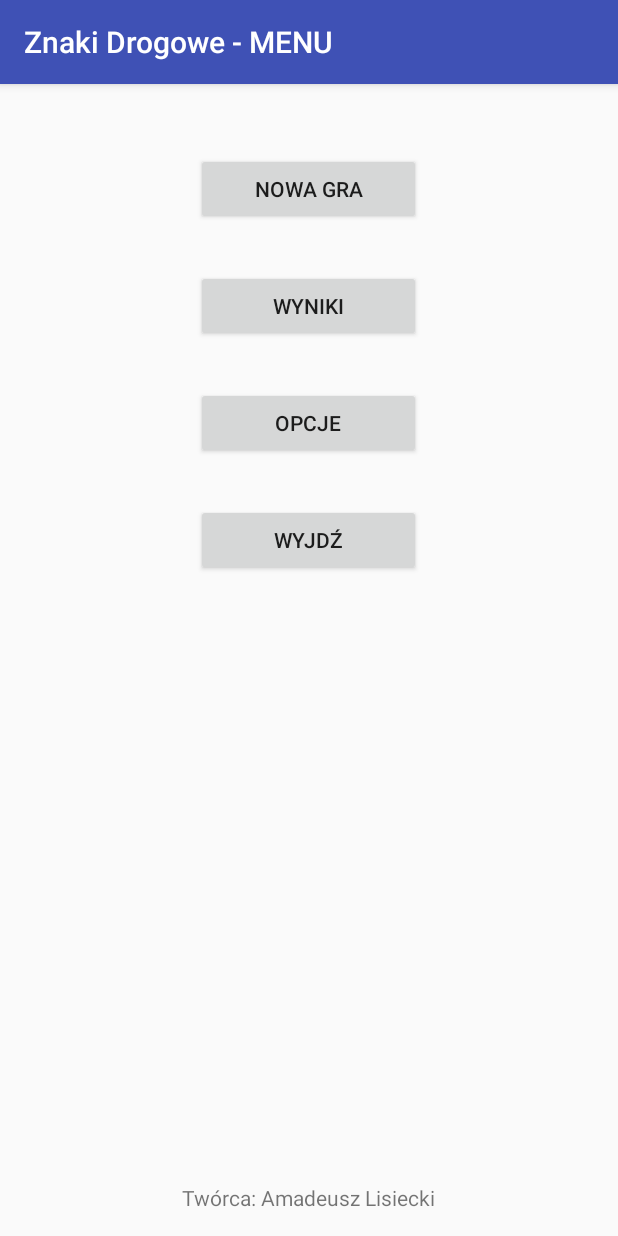
After one commit to IBM-UniProjects/ZnakiDrogowe, an Android app: the MenuActivity screen opened directly, with no data from a screen before it, on a phone screen of 412 x 824 dp. The commit adds this screen. Run offline under Robolectric (Android 15) with nearby library versions, the phone set to English and light mode, and no system bars; 1 statement that could not run was skipped.

Commit message:
TODO score board

```diff
--- /dev/null
+++ b/app/src/main/java/com/amalisie/znakidrogowe/MenuActivity.java
@@ -0,0 +1,200 @@
+package com.amalisie.znakidrogowe;
+
+import android.content.Intent;
+import android.support.v7.app.AppCompatActivity;
+import android.os.Bundle;
+import android.view.View;
+import android.view.ViewConfiguration;
+import android.widget.Button;
+import android.widget.RadioButton;
+import android.widget.RadioGroup;
+import android.widget.RelativeLayout;
+import android.widget.TableLayout;
+import android.widget.TableRow;
+import android.widget.TextView;
+
+import java.io.File;
+
+public class MenuActivity extends AppCompatActivity implements View.OnClickListener {
+
+    private static final String TAG = MenuActivity.class.getName();
+
+    private RelativeLayout rootLayout;
+    private Button newGame;
+    private Button scoreBoard;
+    private Button options;
+    private Button exit;
+    private Button back;
+    private RadioGroup radioGroup;
+    private RadioButton level1;
+    private RadioButton level2;
+    private RadioButton level3;
+    private TextView scoreView;
+    private TableLayout table;
+    private TextView creator;
+
+    private int level;
+
+    @Override
+    protected void onCreate(Bundle savedInstanceState) {
+        super.onCreate(savedInstanceState);
+        setContentView(R.layout.activity_menu);
+        rootLayout = (RelativeLayout) findViewById(R.id.activity_menu);
+        setTitle("Znaki Drogowe - MENU");
+
+        this.newGame = (Button) findViewById(R.id.new_game);
+        this.newGame.setOnClickListener(this);
+        this.scoreBoard = (Button) findViewById(R.id.score_board);
+        this.scoreBoard.setOnClickListener(this);
+        this.options = (Button) findViewById(R.id.options);
+        this.options.setOnClickListener(this);
+        this.exit = (Button) findViewById(R.id.exit);
+        this.exit.setOnClickListener(this);
+        this.back = (Button) findViewById(R.id.back);
+        this.back.setOnClickListener(this);
+        this.radioGroup = (RadioGroup) findViewById(R.id.radioGroup);
+        this.level1 = (RadioButton) findViewById(R.id.level1);
+        this.level1.setOnClickListener(this);
+        this.level2 = (RadioButton) findViewById(R.id.level2);
+        this.level2.setOnClickListener(this);
+        this.level3 = (RadioButton) findViewById(R.id.level3);
+        this.level3.setOnClickListener(this);
+        this.scoreView = (TextView) findViewById(R.id.score_view);
+        this.table = (TableLayout) findViewById(R.id.table);
+        this.creator = (TextView) findViewById(R.id.creator);
+
+        setOptions();
+        for (String file : fileList()) {
+            System.out.println(file);
+        }
+    }
+
+    private void setAllInvisible() {
+        for (int i = 0; i < rootLayout.getChildCount(); i++) {
+            rootLayout.getChildAt(i).setVisibility(View.INVISIBLE);
+        }
+        creator.setVisibility(View.VISIBLE);
+    }
+
+    @Override
+    public void onClick(View v) {
+        if (v instanceof RadioButton) {
+            RadioButton rb = (RadioButton) v;
+            if (rb == this.level1) {
+                this.level = 1;
+                return;
+            }
+            if (rb == this.level2) {
+                this.level = 2;
+                return;
+            }
+            if (rb == this.level3) {
+                this.level = 3;
+                return;
+            }
+        }
+
+        Button b = (Button) v;
+
+        if (b == this.newGame) {
+            onNewGame();
+            return;
+        }
+        if (b == this.exit) {
+            onBackPressed();
+            return;
+        }
+        if (b == this.scoreBoard) {
+            onScoreBoard();
+            return;
+        }
+        if (b == this.options) {
+            onOptions();
+            return;
+        }
+        if (b == this.back) {
+            onBack();
+        }
+    }
+
+    protected void onNewGame() {
+        Intent intent = getBaseContext().getPackageManager()
+                .getLaunchIntentForPackage( getBaseContext().getPackageName() );
+        intent.addFlags(Intent.FLAG_ACTIVITY_CLEAR_TOP);
+        finish();
+        startActivity(intent);
+    }
+
+    protected void onScoreBoard() {
+        setAllInvisible();
+        back.setVisibility(View.VISIBLE);
+        String scoreFile = Utils.openTextFile(this, "score.txt");
+        scoreView.setText("WYNIKI");
+        scoreView.setVisibility(View.VISIBLE);
+        for (String line : scoreFile.split(System.lineSeparator())) {
+            String[] splittedLine = line.split(" ");
+            addRow(splittedLine[0].trim()
+                    , splittedLine[1].trim()
+                    , splittedLine[2].trim()
+                    , splittedLine[3].trim());
+        }
+    }
+
+    protected void onOptions() {
+        setAllInvisible();
+        back.setVisibility(View.VISIBLE);
+        radioGroup.setVisibility(View.VISIBLE);
+    }
+
+    protected void onBack() {
+        saveOptions();
+        setAllInvisible();
+        newGame.setVisibility(View.VISIBLE);
+        scoreBoard.setVisibility(View.VISIBLE);
+        options.setVisibility(View.VISIBLE);
+        exit.setVisibility(View.VISIBLE);
+    }
+
+    protected void saveOptions() {
+        String options = "level=" + level;
+        Utils.saveTextFile(this, "options.txt", options);
+    }
+
+    protected void setOptions() {
+        File optionsFile = new File(getFilesDir() + "/options.txt");
+        String options;
+        if (optionsFile.isFile())
+            options = Utils.openTextFile(this, "options.txt");
+        else
+            options = Utils.openTextFileFromAssets(this, "options.txt");
+        level = Integer.parseInt(options.split("=")[1].trim());
+
+        switch (level) {
+            case 1:
+                level1.setChecked(true);
+                break;
+            case 2:
+                level2.setChecked(true);
+                break;
+            case 3:
+                level3.setChecked(true);
+                break;
+        }
+    }
+
+    private int getPixels(int dps) {
+        final float scale = getResources().getDisplayMetrics().density;
+        int pixels = (int) (dps * scale + 0.5f);
+        return pixels;
+    }
+
+    private void addRow(String date, String time, String score, String level) {
+
+    }
+
+    @Override
+    public void onBackPressed() {
+        super.onBackPressed();
+        finishAffinity();
+    }
+}
--- /dev/null
+++ b/app/src/main/res/layout/activity_menu.xml
@@ -0,0 +1,153 @@
+<?xml version="1.0" encoding="utf-8"?>
+<RelativeLayout xmlns:android="http://schemas.android.com/apk/res/android"
+    xmlns:tools="http://schemas.android.com/tools"
+    android:id="@+id/activity_menu"
+    android:layout_width="match_parent"
+    android:layout_height="match_parent"
+    android:paddingBottom="@dimen/activity_vertical_margin"
+    android:paddingLeft="@dimen/activity_horizontal_margin"
+    android:paddingRight="@dimen/activity_horizontal_margin"
+    android:paddingTop="@dimen/activity_vertical_margin"
+    tools:context="com.amalisie.znakidrogowe.MenuActivity">
+
+    <TextView
+        android:text="Twórca: Amadeusz Lisiecki"
+        android:layout_width="wrap_content"
+        android:layout_height="wrap_content"
+        android:layout_alignParentBottom="true"
+        android:layout_centerHorizontal="true"
+        android:id="@+id/creator" />
+
+    <Button
+        android:text="POWRÓT"
+        android:layout_width="150dp"
+        android:layout_height="wrap_content"
+        android:id="@+id/back"
+        android:layout_above="@+id/creator"
+        android:layout_marginBottom="30dp"
+        android:visibility="invisible"
+        android:layout_centerHorizontal="true" />
+
+    <RadioGroup
+        android:visibility="invisible"
+        android:layout_width="wrap_content"
+        android:layout_height="wrap_content"
+        android:layout_centerInParent="true"
+        android:id="@+id/radioGroup">
+
+        <RadioButton
+            android:text="Poziom 1"
+            android:textSize="20dp"
+            android:layout_width="wrap_content"
+            android:layout_height="wrap_content"
+            android:id="@+id/level1"
+            android:layout_weight="1" />
+
+        <RadioButton
+            android:text="Poziom 2"
+            android:textSize="20dp"
+            android:layout_width="wrap_content"
+            android:layout_height="wrap_content"
+            android:id="@+id/level2"
+            android:layout_weight="1" />
+
+        <RadioButton
+            android:text="Poziom 3"
+            android:textSize="20dp"
+            android:layout_width="wrap_content"
+            android:layout_height="wrap_content"
+            android:id="@+id/level3"
+            android:layout_weight="1" />
+    </RadioGroup>
+
+    <Button
+        android:text="WYJDŹ"
+        android:layout_width="150dp"
+        android:layout_height="wrap_content"
+        android:id="@+id/exit"
+        android:layout_below="@+id/options"
+        android:layout_marginTop="30dp"
+        android:layout_centerHorizontal="true" />
+
+    <Button
+        android:text="NOWA GRA"
+        android:layout_width="150dp"
+        android:layout_height="wrap_content"
+        android:id="@+id/new_game"
+        android:layout_alignParentTop="true"
+        android:layout_marginTop="30dp"
+        android:layout_centerHorizontal="true" />
+
+    <Button
+        android:text="OPCJE"
+        android:layout_width="150dp"
+        android:layout_height="wrap_content"
+        android:layout_below="@+id/score_board"
+        android:layout_marginTop="30dp"
+        android:id="@+id/options"
+        android:layout_centerHorizontal="true" />
+
+    <Button
+        android:text="WYNIKI"
+        android:layout_width="150dp"
+        android:layout_height="wrap_content"
+        android:layout_below="@+id/new_game"
+        android:layout_marginTop="30dp"
+        android:layout_centerHorizontal="true"
+        android:id="@+id/score_board" />
+
+    <TextView
+        android:text="WYNIKI"
+        android:textColor="#000000"
+        android:textSize="20dp"
+        android:textAlignment="center"
+        android:visibility="invisible"
+        android:layout_width="wrap_content"
+        android:layout_height="wrap_content"
+        android:layout_alignParentTop="true"
+        android:layout_centerHorizontal="true"
+        android:id="@+id/score_view" />
+
+    <TableLayout
+        android:id="@+id/table"
+        android:visibility="invisible"
+        android:layout_width="match_parent"
+        android:layout_height="match_parent"
+        android:layout_below="@+id/score_view">
+
+        <TableRow
+            android:id="@+id/tableRow"
+            android:layout_width="match_parent"
+            android:layout_height="match_parent" >
+            <TextView
+                android:id="@+id/dataColumn"
+                android:layout_width="80dp"
+                android:textSize="20dp"
+                android:text="Data"
+                android:textAlignment="center"
+                android:layout_marginLeft="10dp"/>
+            <TextView
+                android:id="@+id/timeColumn"
+                android:layout_width="80dp"
+                android:textSize="20dp"
+                android:text="Czas"
+                android:textAlignment="center"
+                android:layout_marginLeft="5dp" />
+            <TextView
+                android:id="@+id/scoreColumn"
+                android:layout_width="80dp"
+                android:textSize="20dp"
+                android:text="Punkty"
+                android:textAlignment="center"
+                android:layout_marginLeft="5dp" />
+            <TextView
+                android:id="@+id/levelColumn"
+                android:layout_width="80dp"
+                android:textSize="20dp"
+                android:text="Poziom"
+                android:textAlignment="center"/>
+        </TableRow>
+
+    </TableLayout>
+
+</RelativeLayout>
```
Also changed, not shown: app/src/main/AndroidManifest.xml (+6 -1 lines), app/src/main/java/com/amalisie/znakidrogowe/ArcadeGameActivity.java (+137 -22 lines), app/src/main/java/com/amalisie/znakidrogowe/FlyingRoadSign.java (+9 -3 lines), app/src/main/java/com/amalisie/znakidrogowe/MemoryGameActivity.java (+28 -16 lines), app/src/main/java/com/amalisie/znakidrogowe/Utils.java (+30 -1 lines), app/src/main/res/layout/activity_arcade_game.xml (+20 -0 lines).
